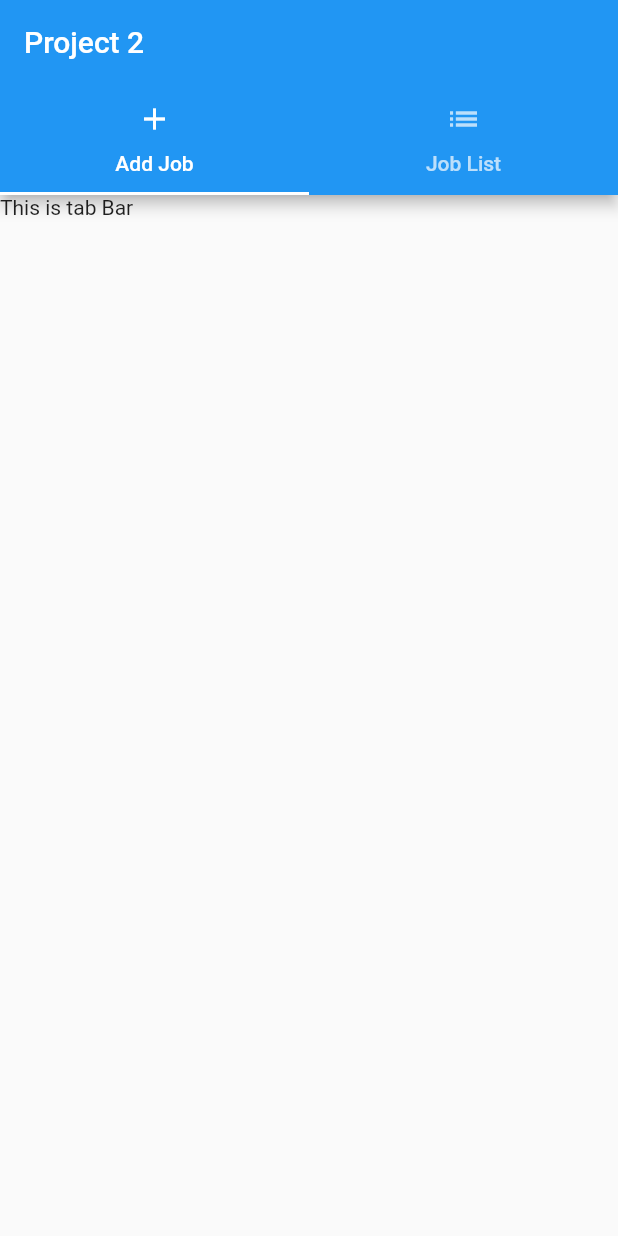
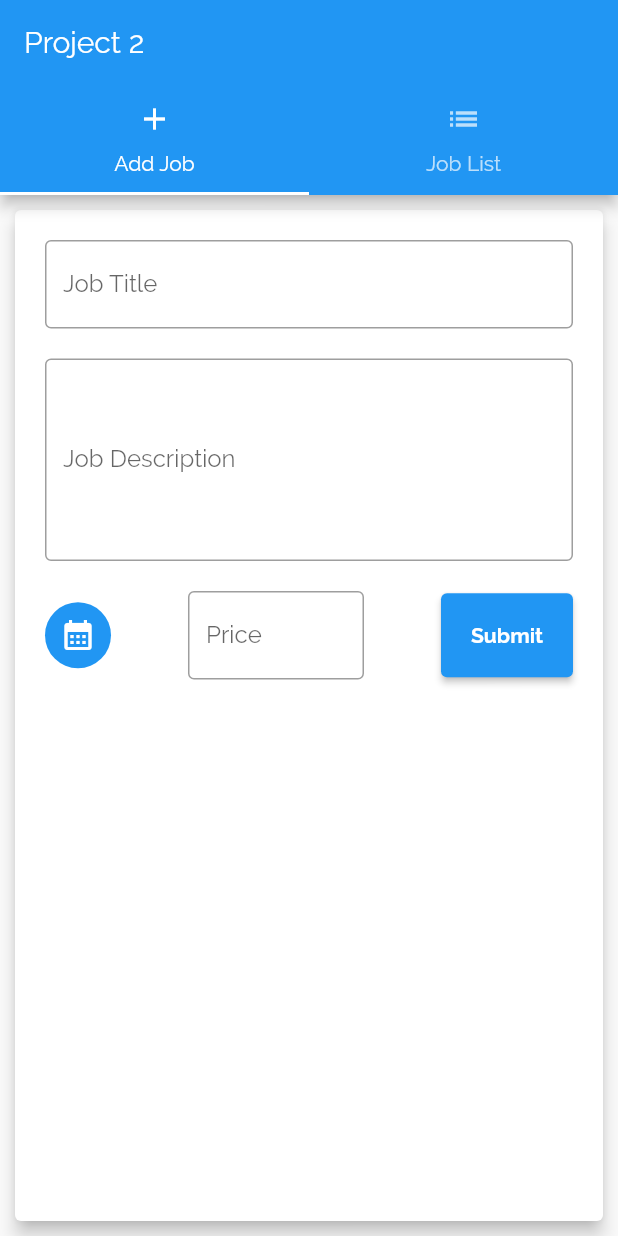
Before and after one commit to swornimb/project2, a Flutter app: the screen it shows after launch, on a phone screen of 412 x 824 dp. Run offline on Flutter 3.47's test engine with Material 2 defaults, Android fonts, the phone set to English and light mode, and no system bars; our stand-ins replace badges.

Commit message:
changes and themeing fonts etc

```diff
--- a/lib/card_layout.dart
+++ b/lib/card_layout.dart
@@ -40,7 +40,7 @@ class CardLayout extends StatelessWidget {
                     crossAxisAlignment: CrossAxisAlignment.start,
                     children: [
                       Container(child: Text(title, style: TextStyle(fontWeight: FontWeight.bold, fontSize: 12),), margin: EdgeInsets.all(5),),
-                      Container(child: Row(children:[ Icon(Icons.currency_rupee, color: Colors.amber,size: 12,),Text(price.toString(), style: TextStyle(fontWeight: FontWeight.normal, fontSize: 12, color: Colors.blue),)]), margin: EdgeInsets.all(5)),
+                      Container(child: Row(children:[ Icon(Icons.currency_rupee, color: Theme.of(context).primaryColor,size: 12,),Text(price.toString(), style: TextStyle(fontWeight: FontWeight.normal, fontSize: 12, color: Colors.blue),)]), margin: EdgeInsets.all(5)),
                     ],
                   ),
                 ),
--- a/lib/main.dart
+++ b/lib/main.dart
@@ -4,6 +4,7 @@ import 'package:project2/request_dart.dart';
 import './card_layout.dart';
 import './data_list.dart';
 import './user_details.dart';
+import './opening_form.dart';
 
 void main() {
   runApp( MyApp());
@@ -31,7 +32,7 @@ class MyApp extends StatelessWidget {
 
           body: TabBarView(
           children: [
-            Text("This is tab Bar"),
+            UserForm(),
             Container(
               child: ListView.builder(
                 itemCount: JobList.length,
@@ -46,10 +47,17 @@ class MyApp extends StatelessWidget {
           ],
           )
 
-
-
-
         ),
+      ),
+      theme: ThemeData(
+        fontFamily: 'Raleway',
+        primarySwatch: Colors.blue,
+        primaryTextTheme: TextTheme(
+          headline1: TextStyle(
+            color: Colors.blue,
+            fontWeight: FontWeight.bold,
+          ),
+        )
       ),
       routes:{
         './job-description':(ctx)=>JobDescription()
--- /dev/null
+++ b/lib/opening_form.dart
@@ -0,0 +1,120 @@
+import 'package:flutter/material.dart';
+
+class UserForm extends StatefulWidget {
+  const UserForm({Key? key}) : super(key: key);
+
+  @override
+  State<UserForm> createState() => _UserFormState();
+}
+
+class _UserFormState extends State<UserForm> {
+  final GlobalKey<FormState> _formkey = GlobalKey<FormState>();
+  @override
+  Widget build(BuildContext context) {
+    return Form(
+      key: _formkey,
+      child: Card(
+        elevation: 5,
+        margin: EdgeInsets.all(10),
+        child: Padding(
+          padding: EdgeInsets.all(10),
+            child: ListView(
+                children: [
+
+                      Padding(
+                        padding: EdgeInsets.symmetric(vertical: 10, horizontal: 10),
+                        child: TextFormField(
+                          decoration: InputDecoration(
+                            border: OutlineInputBorder(),
+                            label: Text("Job Title"),
+                          ),
+                          validator:(String? value){
+                            if(value == null || value.isEmpty){
+                              return "Please enter Title";
+                            }else{
+                              return null;
+                            }
+                          } ,
+                        ),
+                      ),
+                      // DatePickerDialog(initialDate: DateTime.now(), firstDate: DateTime(2022), lastDate: DateTime(2100),),
+                      Padding(
+                        padding: EdgeInsets.symmetric(vertical: 10, horizontal: 10),
+                        child: TextFormField(
+                          decoration: InputDecoration(
+                              border: OutlineInputBorder(),
+                              label: Text("Job Description")
+                          ),
+                          minLines: 5,
+                          maxLines: 50,
+                            validator:(String? value){
+                              if(value == null || value.isEmpty){
+                                return "Please enter Description";
+                              }else{
+                                return null;
+                              }
+                            }
+                        ),
+
+                      ),
+                  Padding(
+                    padding: EdgeInsets.symmetric(vertical: 10, horizontal: 10),
+                    child: Row(
+                      mainAxisAlignment: MainAxisAlignment.spaceBetween,
+                      children: [
+                        Flexible(
+                          flex: 1,
+                          child: Container(
+                            padding: EdgeInsets.all(10),
+                            decoration: BoxDecoration(
+                              borderRadius: BorderRadius.circular(50),
+                              color: Colors.blue
+                            ),
+                            child: InkWell(
+                              borderRadius: BorderRadius.circular(50),
+                              onTap: ()async{
+                                final DateTime? date = await showDatePicker(context: context, initialDate: DateTime.now(), firstDate: DateTime(2000), lastDate: DateTime(2100));
+                              },
+                              child: Icon(Icons.calendar_month, color: Colors.white,),
+                            ),
+                          ),
+                        ),
+
+                        Flexible(
+                          flex: 1,
+                          child: TextFormField(
+                              decoration: InputDecoration(
+                                  border: OutlineInputBorder(),
+                                  label: Text("Price")
+                              ),
+                              validator:(String? value){
+                                if(value == null || value.isEmpty){
+                                  return "Please enter Description";
+                                }else{
+                                  return null;
+                                }
+                              }
+                          ),
+                        ),
+                            Flexible(
+                              flex: 1,
+                              child: ElevatedButton(
+                              style: ButtonStyle(padding: MaterialStateProperty.all(EdgeInsets.symmetric(horizontal: 20, vertical: 20))),
+                              onPressed: (){},
+                              child: Text("Submit", style:TextStyle(fontWeight: FontWeight.bold)),
+
+                        ),
+                            ),
+                      ],
+                    ),
+
+
+                  ),
+
+                    ],
+                  )
+        ),
+      ),
+    );
+  }
+}
```
Also changed, not shown: lib/job_description.dart (+15 -7 lines), pubspec.yaml (+6 -27 lines), assets/fonts/Raleway-Bold.ttf (added), assets/fonts/Raleway-ExtraBold.ttf (added), assets/fonts/Raleway-ExtraLight.ttf (added), assets/fonts/Raleway-Heavy.ttf (added), assets/fonts/Raleway-Light.ttf (added), assets/fonts/Raleway-Medium.ttf (added), assets/fonts/Raleway-Regular.ttf (added), assets/fonts/Raleway-SemiBold.ttf (added), assets/fonts/Raleway-Thin.ttf (added).
